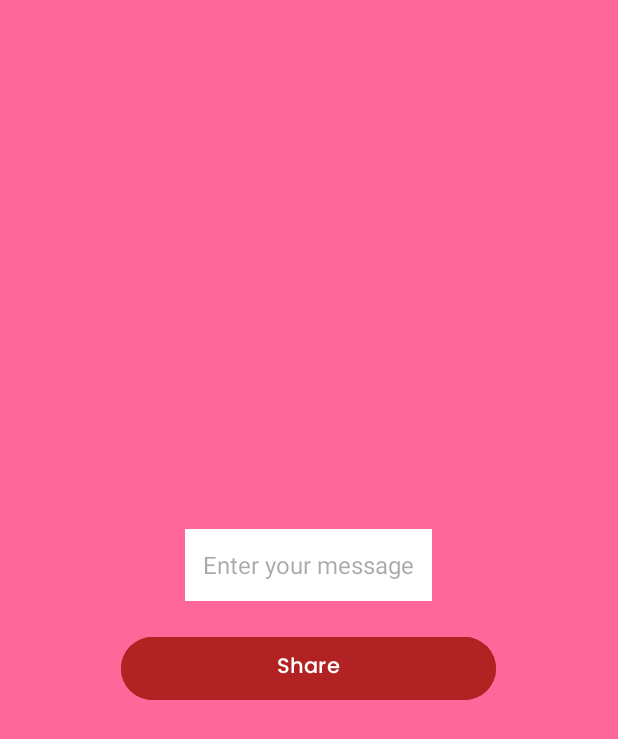
After one commit to TriKurniaSariH/Tugas6, an Android app: the ShareMessageActivity screen opened directly, with no data from a screen before it, on a phone screen of 412 x 824 dp. The commit adds this screen. Shown: the top 739 px of the screen. Run offline under Robolectric (Android 15) with nearby library versions, the phone set to English and light mode, and no system bars.

Commit message:
Perbaikan kode di Tugas3

```diff
--- /dev/null
+++ b/app/src/main/java/com/example/tugas2/ShareMessageActivity.kt
@@ -0,0 +1,31 @@
+package com.example.tugas2
+
+import android.content.Intent
+import android.os.Bundle
+import android.widget.Button
+import android.widget.EditText
+import androidx.appcompat.app.AppCompatActivity
+
+class ShareMessageActivity : AppCompatActivity() {
+    override fun onCreate(savedInstanceState: Bundle?) {
+        super.onCreate(savedInstanceState)
+        setContentView(R.layout.activity_share_message)
+
+        val etMessage = findViewById<EditText>(R.id.etMessage)
+        val btnShare = findViewById<Button>(R.id.btnShare)
+
+        btnShare.setOnClickListener {
+            val message = etMessage.text.toString()
+            if (message.isNotEmpty()) {
+                shareText(message)
+            }
+        }
+    }
+
+    private fun shareText(message: String) {
+        val intent = Intent(Intent.ACTION_SEND)
+        intent.type = "text/plain"
+        intent.putExtra(Intent.EXTRA_TEXT, message)
+        startActivity(Intent.createChooser(intent, "Share via"))
+    }
+}
--- a/app/src/main/res/layout/activity_main.xml
+++ b/app/src/main/res/layout/activity_main.xml
@@ -66,14 +66,15 @@
         android:layout_marginTop="10dp" />
 
     <Button
-        android:id="@+id/btnSendSms"
+        android:id="@+id/btnShareMessage"
         android:layout_width="250dp"
         android:layout_height="50dp"
-        android:text="Send SMS"
+        android:text="Share Message"
         android:textColor="@color/white"
         android:backgroundTint="@color/darkPink"
         android:fontFamily="@font/poppins_medium"
         android:layout_marginTop="10dp" />
 
 
+
 </LinearLayout>
--- /dev/null
+++ b/app/src/main/res/layout/activity_share_message.xml
@@ -0,0 +1,32 @@
+<?xml version="1.0" encoding="utf-8"?>
+<LinearLayout xmlns:android="http://schemas.android.com/apk/res/android"
+    android:layout_width="match_parent"
+    android:layout_height="match_parent"
+    android:orientation="vertical"
+    android:padding="20dp"
+    android:gravity="center"
+    android:background="@color/pastelPink">
+
+    <EditText
+        android:id="@+id/etMessage"
+        android:layout_width="wrap_content"
+        android:layout_height="wrap_content"
+        android:hint="@string/enter_message"
+        android:textSize="16sp"
+        android:padding="12dp"
+        android:background="@color/white"
+        android:textColor="@color/black"
+        android:inputType="text"
+        android:autofillHints="text"
+        android:minHeight="48dp"/>
+
+    <Button
+        android:id="@+id/btnShare"
+        android:layout_width="250dp"
+        android:layout_height="50dp"
+        android:text="@string/share"
+        android:textColor="@color/white"
+        android:backgroundTint="@color/darkPink"
+        android:fontFamily="@font/poppins_medium"
+        android:layout_marginTop="20dp" />
+</LinearLayout>
--- a/app/src/main/res/values/strings.xml
+++ b/app/src/main/res/values/strings.xml
@@ -1,3 +1,5 @@
 <resources>
     <string name="app_name">Tugas2</string>
+    <string name="enter_message">Enter your message</string>
+    <string name="share">Share</string>
 </resources>
```
Also changed, not shown: app/src/main/AndroidManifest.xml (+15 -13 lines), app/src/main/java/com/example/tugas2/MainActivity.kt (+4 -10 lines).
